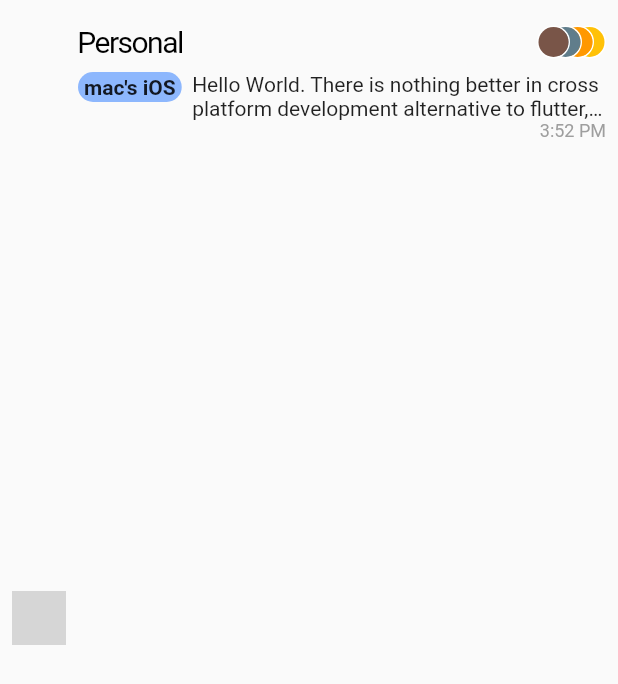
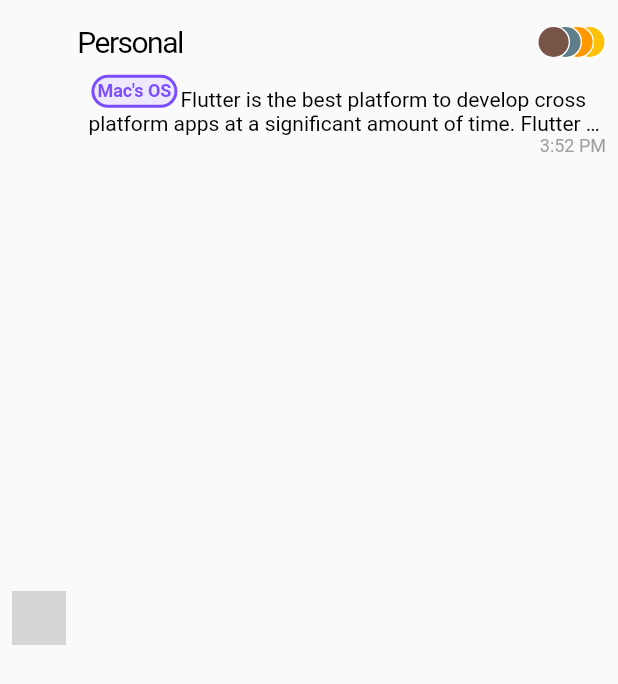
Before and after one commit to darkCavalier11/live_share, a Flutter app: the GroupItem widget shown alone on an empty page, opened directly, on a phone screen of 412 x 824 dp. Shown: the top 684 px of the screen. Run offline on Flutter 3.47's test engine with Material 2 defaults, Android fonts, the phone set to English and light mode, and no system bars; our stand-ins replace async_redux, flutter_svg, font_awesome_flutter, line_icons; network calls fail; statements that could not run were skipped; grey boxes are pictures that could not be loaded.

Commit message:
hold on the group item view

```diff
--- a/lib/hubs/views/widgets/group_item.dart
+++ b/lib/hubs/views/widgets/group_item.dart
@@ -52,26 +52,62 @@ class GroupItem extends StatelessWidget {
                   Row(
                     crossAxisAlignment: CrossAxisAlignment.start,
                     children: [
-                      Container(
-                        padding: const EdgeInsets.symmetric(
-                            vertical: 2, horizontal: 4),
-                        decoration: BoxDecoration(
-                          color: Colors.blueAccent.withOpacity(0.6),
-                          borderRadius: BorderRadius.circular(20),
-                        ),
-                        child: Center(
-                          child: Text(
-                            'mac\'s iOS',
-                            style: TextStyle(fontWeight: FontWeight.bold),
-                          ),
-                        ),
-                      ),
+                      // CircleAvatar(
+                      //   maxRadius: 10,
+                      //   backgroundColor: Colors.deepPurpleAccent,
+                      //   // child: Text('S'),
+                      // ),
+                      // Container(
+                      //   padding: const EdgeInsets.symmetric(
+                      //       vertical: 2, horizontal: 4),
+                      //   decoration: BoxDecoration(
+                      //     color: Colors.purpleAccent.withOpacity(0.1),
+                      //     borderRadius: BorderRadius.circular(20),
+                      //   ),
+                      //   child: Center(
+                      //     child: Text(
+                      //       'mac\'s iOS',
+                      //       style: TextStyle(fontWeight: FontWeight.bold),
+                      //     ),
+                      //   ),
+                      // ),
                       Text('  '),
                       Expanded(
-                        child: Text(
-                          'Hello World. There is nothing better in cross platform development alternative to flutter, Believe',
+                        child: RichText(
                           maxLines: 2,
                           overflow: TextOverflow.ellipsis,
+                          text: TextSpan(
+                            children: [
+                              WidgetSpan(
+                                child: Container(
+                                  padding: const EdgeInsets.all(2),
+                                  margin: const EdgeInsets.all(2),
+                                  decoration: BoxDecoration(
+                                    border: Border.all(
+                                      width: 2,
+                                      color: Colors.deepPurpleAccent,
+                                    ),
+                                    color: Colors.deepPurpleAccent
+                                        .withOpacity(0.1),
+                                    borderRadius: BorderRadius.circular(20),
+                                  ),
+                                  child: Text(
+                                    'Mac\'s OS',
+                                    style: TextStyle(
+                                      color: Colors.deepPurpleAccent,
+                                      fontWeight: FontWeight.bold,
+                                      fontSize: 12,
+                                    ),
+                                  ),
+                                ),
+                              ),
+                              TextSpan(
+                                text:
+                                    'Flutter is the best platform to develop cross platform apps at a significant amount of time. Flutter can speed up the work by 3 times.',
+                                style: TextStyle(color: Colors.black),
+                              ),
+                            ],
+                          ),
                         ),
                       ),
                     ],
```
